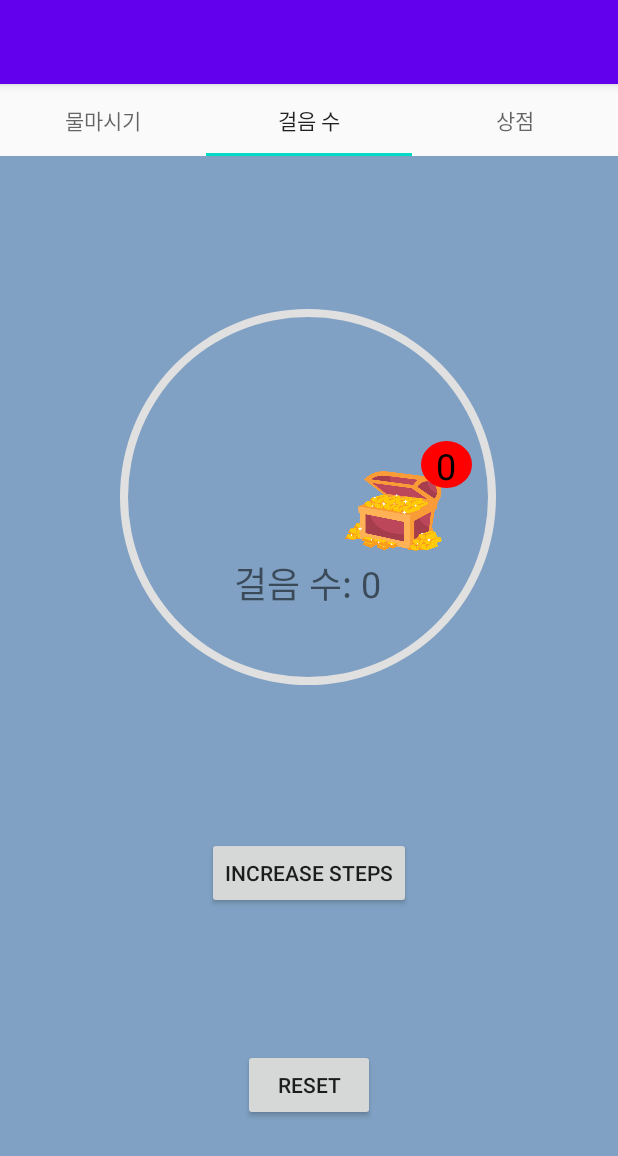
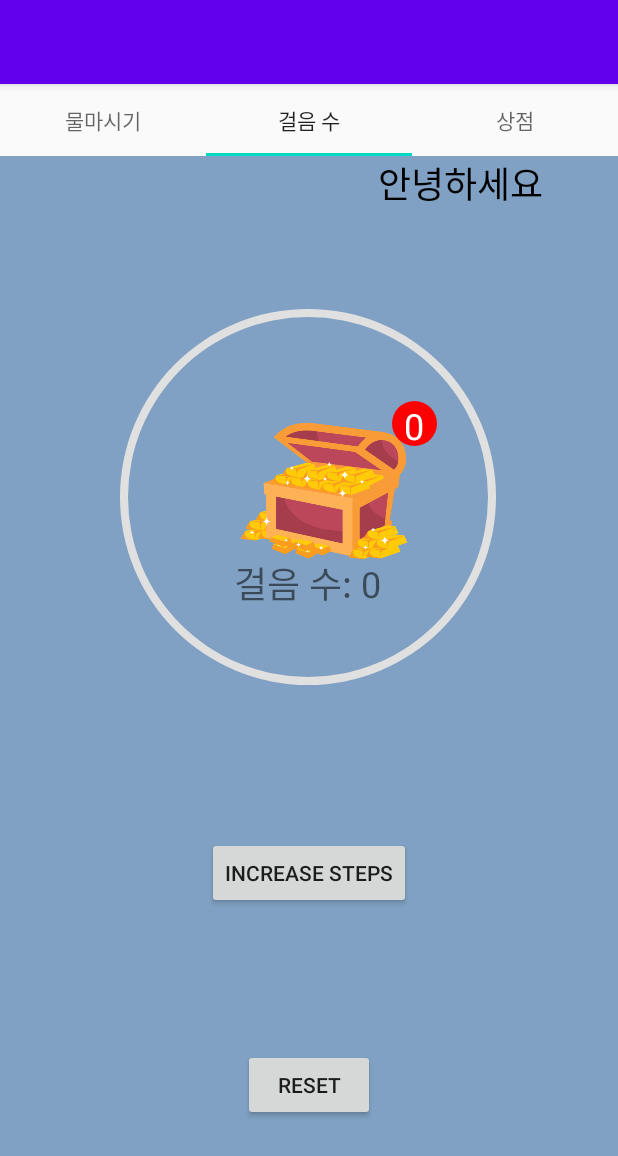
Before and after one commit to coque0414/HealthApp, an Android app: the WaterFragment screen opened directly, with no data from a screen before it, tab 2 chosen, on a phone screen of 412 x 824 dp. Shown: the top 1156 px of the screen. Run offline under Robolectric (Android 15) with nearby library versions, the light colour scheme and no system bars; our stand-ins replace Room's generated code; 1 statement that could not run was skipped.

Commit message:
포인트 부분 넣었음

```diff
--- a/app/src/main/res/layout/activity_main4.xml
+++ b/app/src/main/res/layout/activity_main4.xml
@@ -25,23 +25,36 @@
 
     <ImageView
         android:id="@+id/imageView"
-        android:layout_width="70dp"
-        android:layout_height="93dp"
-        android:layout_marginStart="71dp"
+        android:layout_width="120dp"
+        android:layout_height="120dp"
         android:layout_marginBottom="19dp"
         android:src="@drawable/box"
         app:layout_constraintBottom_toBottomOf="@+id/step_counter"
         app:layout_constraintStart_toStartOf="@+id/step_counter"
-        android:layout_marginLeft="71dp" />
+         />
+
+    <TextView
+        android:id="@+id/point"
+        android:layout_width="wrap_content"
+        android:layout_height="wrap_content"
+        android:gravity="center"
+
+        android:text="안녕하세요"
+        android:layout_marginRight="50dp"
+        android:textColor="#000000"
+        android:textSize="24sp"
+        app:layout_constraintEnd_toEndOf="parent"
+        app:layout_constraintHorizontal_bias="0.97"
+        app:layout_constraintTop_toTopOf="parent" />
 
     <TextView
         android:id="@+id/treasure_count"
-        android:layout_width="34dp"
-        android:layout_height="31dp"
+        android:layout_width="30dp"
+        android:layout_height="30dp"
         android:background="@drawable/circle"
         android:gravity="center"
         android:text="0"
-        android:textColor="#000000"
+        android:textColor="#FFFFFF"
         android:textSize="24sp"
         app:layout_constraintEnd_toEndOf="@+id/imageView"
         app:layout_constraintStart_toEndOf="@+id/imageView"
```
Also changed, not shown: app/src/main/res/layout/activity_main5.xml (+12 -1 lines).
